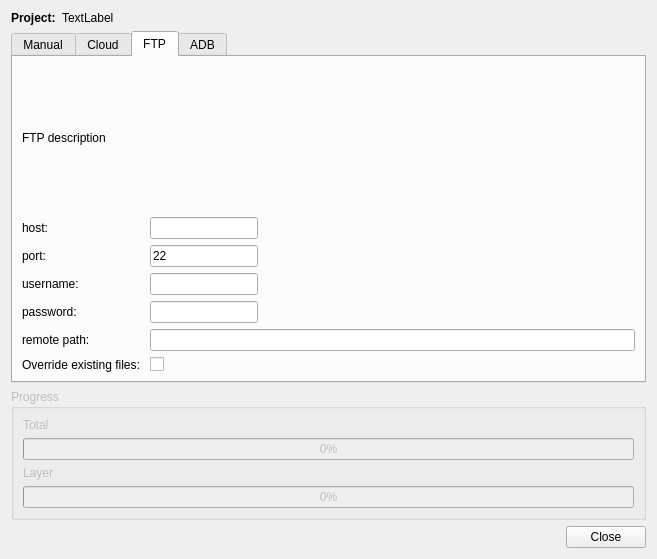
The window that qfieldsync/ui/push_dialog_base.ui (opengisch/qfieldsync) describes before a commit, drawn with Qt 5.
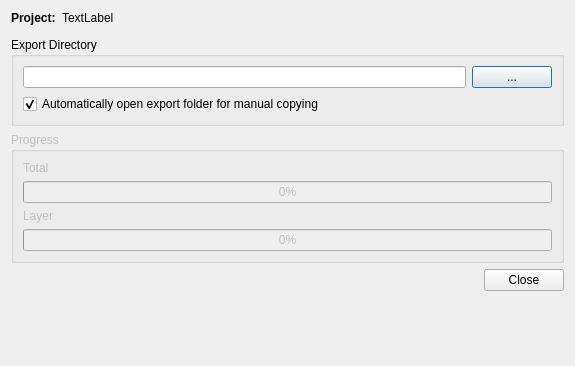
The same window after the commit. The open tabs and pages were chosen to show the change.

Commit message: Remove tabs from push dialog

The edit to the form file:
```diff
--- a/qfieldsync/ui/push_dialog_base.ui
+++ b/qfieldsync/ui/push_dialog_base.ui
@@ -6,17 +6,15 @@
    <rect>
     <x>0</x>
     <y>0</y>
-    <width>657</width>
-    <height>559</height>
+    <width>575</width>
+    <height>366</height>
    </rect>
   </property>
   <property name="windowTitle">
    <string>Push project to QField</string>
   </property>
-  <layout class="QVBoxLayout" name="verticalLayout">
-   <item>
-    <layout class="QHBoxLayout" name="horizontalLayout">
-     <item>
+  <layout class="QFormLayout" name="formLayout_2">
+   <item row="0" column="0">
       <widget class="QLabel" name="label_2">
        <property name="text">
         <string>&lt;html&gt;&lt;head/&gt;&lt;body&gt;&lt;p&gt;&lt;span style=&quot; font-weight:600;&quot;&gt;Project:&lt;/span&gt;&lt;/p&gt;&lt;/body&gt;&lt;/html&gt;</string>
@@ -26,7 +24,7 @@
        </property>
       </widget>
      </item>
-     <item>
+   <item row="0" column="1">
       <widget class="QLabel" name="project_lbl">
        <property name="sizePolicy">
         <sizepolicy hsizetype="MinimumExpanding" vsizetype="Preferred">
@@ -39,54 +37,26 @@
        </property>
       </widget>
      </item>
-    </layout>
+   <item row="1" column="0">
+    <layout class="QHBoxLayout" name="horizontalLayout"/>
    </item>
-   <item>
-    <widget class="QTabWidget" name="tabWidget">
-     <property name="enabled">
-      <bool>true</bool>
+   <item row="2" column="0" colspan="2">
+    <widget class="QGroupBox" name="groupBox">
+     <property name="title">
+      <string>Export Directory</string>
      </property>
-     <property name="currentIndex">
-      <number>0</number>
-     </property>
-     <widget class="QWidget" name="manual_tab">
-      <attribute name="title">
-       <string>Manual</string>
-      </attribute>
-      <layout class="QVBoxLayout" name="verticalLayout_5">
-       <item>
-        <widget class="QLabel" name="label_14">
-         <property name="text">
-          <string>&lt;html&gt;&lt;head/&gt;&lt;body&gt;&lt;p&gt;A folder containing all the needed files is created for you in the filesystem so that you can copy it manually to your device.&lt;/p&gt;&lt;/body&gt;&lt;/html&gt;</string>
-         </property>
-         <property name="textFormat">
-          <enum>Qt::RichText</enum>
-         </property>
-         <property name="wordWrap">
-          <bool>true</bool>
-         </property>
-        </widget>
-       </item>
-       <item>
-        <layout class="QFormLayout" name="formLayout">
+     <layout class="QGridLayout" name="gridLayout">
          <item row="0" column="0">
-          <widget class="QLabel" name="label_3">
-           <property name="text">
-            <string>Export directory:</string>
-           </property>
-          </widget>
-         </item>
-         <item row="0" column="1">
           <widget class="QLineEdit" name="manualDir"/>
          </item>
-         <item row="1" column="1">
+      <item row="0" column="1">
           <widget class="QPushButton" name="manualDir_btn">
            <property name="text">
-            <string>Browse</string>
+         <string>...</string>
            </property>
           </widget>
          </item>
-         <item row="2" column="1">
+      <item row="1" column="0" colspan="2">
           <widget class="QCheckBox" name="checkBox_open">
            <property name="text">
             <string>Automatically open export folder for manual copying</string>
@@ -97,228 +67,9 @@
           </widget>
          </item>
         </layout>
-       </item>
-      </layout>
-     </widget>
-     <widget class="QWidget" name="cloud_tab">
-      <attribute name="title">
-       <string>Cloud</string>
-      </attribute>
-      <layout class="QVBoxLayout" name="verticalLayout_4">
-       <item>
-        <widget class="QLabel" name="label_13">
-         <property name="frameShadow">
-          <enum>QFrame::Plain</enum>
-         </property>
-         <property name="text">
-          <string>&lt;html&gt;&lt;head/&gt;&lt;body&gt;&lt;p&gt;A folder containing all the needed files is created for you into your chosen destination. You can use any cloud sync service you want (Dropbox etc) to sync this destination to your device using a third party app.&lt;/p&gt;&lt;/body&gt;&lt;/html&gt;</string>
-         </property>
-         <property name="textFormat">
-          <enum>Qt::RichText</enum>
-         </property>
-         <property name="wordWrap">
-          <bool>true</bool>
-         </property>
-        </widget>
-       </item>
-       <item>
-        <layout class="QFormLayout" name="formLayout_2">
-         <item row="1" column="0">
-          <widget class="QLabel" name="label_4">
-           <property name="text">
-            <string>Export directory:</string>
-           </property>
-          </widget>
-         </item>
-         <item row="1" column="1">
-          <widget class="QLineEdit" name="cloudDir"/>
-         </item>
-         <item row="2" column="1">
-          <widget class="QPushButton" name="cloudDir_btn">
-           <property name="text">
-            <string>Browse</string>
-           </property>
-          </widget>
-         </item>
-        </layout>
-       </item>
-      </layout>
-     </widget>
-     <widget class="QWidget" name="ftp_tab">
-      <attribute name="title">
-       <string>FTP</string>
-      </attribute>
-      <layout class="QVBoxLayout" name="verticalLayout_3">
-       <item>
-        <widget class="QLabel" name="label">
-         <property name="text">
-          <string>&lt;html&gt;&lt;head/&gt;&lt;body&gt;&lt;p&gt;FTP description&lt;/p&gt;&lt;/body&gt;&lt;/html&gt;</string>
-         </property>
-         <property name="textFormat">
-          <enum>Qt::RichText</enum>
-         </property>
-         <property name="wordWrap">
-          <bool>true</bool>
-         </property>
-        </widget>
-       </item>
-       <item>
-        <layout class="QFormLayout" name="formLayout_3">
-         <property name="sizeConstraint">
-          <enum>QLayout::SetDefaultConstraint</enum>
-         </property>
-         <property name="fieldGrowthPolicy">
-          <enum>QFormLayout::AllNonFixedFieldsGrow</enum>
-         </property>
-         <item row="0" column="0">
-          <widget class="QLabel" name="label_5">
-           <property name="text">
-            <string>host:</string>
-           </property>
-          </widget>
-         </item>
-         <item row="0" column="1">
-          <widget class="QLineEdit" name="lineEdit_2">
-           <property name="sizePolicy">
-            <sizepolicy hsizetype="Fixed" vsizetype="Fixed">
-             <horstretch>0</horstretch>
-             <verstretch>0</verstretch>
-            </sizepolicy>
-           </property>
-          </widget>
-         </item>
-         <item row="1" column="0">
-          <widget class="QLabel" name="label_7">
-           <property name="text">
-            <string>port:</string>
-           </property>
-          </widget>
-         </item>
-         <item row="1" column="1">
-          <widget class="QLineEdit" name="lineEdit_5">
-           <property name="sizePolicy">
-            <sizepolicy hsizetype="Fixed" vsizetype="Fixed">
-             <horstretch>0</horstretch>
-             <verstretch>0</verstretch>
-            </sizepolicy>
-           </property>
-           <property name="text">
-            <string>22</string>
-           </property>
-          </widget>
-         </item>
-         <item row="2" column="0">
-          <widget class="QLabel" name="label_6">
-           <property name="text">
-            <string>username:</string>
-           </property>
-          </widget>
-         </item>
-         <item row="2" column="1">
-          <widget class="QLineEdit" name="lineEdit">
-           <property name="sizePolicy">
-            <sizepolicy hsizetype="Fixed" vsizetype="Fixed">
-             <horstretch>0</horstretch>
-             <verstretch>0</verstretch>
-            </sizepolicy>
-           </property>
-          </widget>
-         </item>
-         <item row="3" column="0">
-          <widget class="QLabel" name="label_8">
-           <property name="text">
-            <string>password:</string>
-           </property>
-          </widget>
-         </item>
-         <item row="3" column="1">
-          <widget class="QLineEdit" name="lineEdit_4">
-           <property name="sizePolicy">
-            <sizepolicy hsizetype="Fixed" vsizetype="Fixed">
-             <horstretch>0</horstretch>
-             <verstretch>0</verstretch>
-            </sizepolicy>
-           </property>
-           <property name="echoMode">
-            <enum>QLineEdit::Password</enum>
-           </property>
-          </widget>
-         </item>
-         <item row="4" column="0">
-          <widget class="QLabel" name="label_9">
-           <property name="text">
-            <string>remote path:</string>
-           </property>
-          </widget>
-         </item>
-         <item row="4" column="1">
-          <widget class="QLineEdit" name="lineEdit_3">
-           <property name="sizePolicy">
-            <sizepolicy hsizetype="Expanding" vsizetype="Fixed">
-             <horstretch>0</horstretch>
-             <verstretch>0</verstretch>
-            </sizepolicy>
-           </property>
-          </widget>
-         </item>
-         <item row="5" column="0">
-          <widget class="QLabel" name="label_10">
-           <property name="text">
-            <string>Override existing files: </string>
-           </property>
-          </widget>
-         </item>
-         <item row="5" column="1">
-          <widget class="QCheckBox" name="checkBox">
-           <property name="text">
-            <string/>
-           </property>
-          </widget>
-         </item>
-        </layout>
-       </item>
-      </layout>
-     </widget>
-     <widget class="QWidget" name="adb_tab">
-      <attribute name="title">
-       <string>ADB</string>
-      </attribute>
-      <widget class="QWidget" name="verticalLayoutWidget">
-       <property name="geometry">
-        <rect>
-         <x>10</x>
-         <y>10</y>
-         <width>531</width>
-         <height>241</height>
-        </rect>
-       </property>
-       <layout class="QVBoxLayout" name="verticalLayout_2">
-        <item>
-         <widget class="QLabel" name="label_12">
-          <property name="text">
-           <string>ADB Description</string>
-          </property>
-          <property name="textFormat">
-           <enum>Qt::RichText</enum>
-          </property>
-          <property name="wordWrap">
-           <bool>true</bool>
-          </property>
-         </widget>
-        </item>
-        <item>
-         <widget class="QLabel" name="adb_text">
-          <property name="text">
-           <string>Not yet implemented.</string>
-          </property>
-         </widget>
-        </item>
-       </layout>
-      </widget>
-     </widget>
-    </widget>
-   </item>
-   <item>
+    </widget>
+   </item>
+   <item row="4" column="0" colspan="2">
     <widget class="QGroupBox" name="progress_group">
      <property name="enabled">
       <bool>false</bool>
@@ -358,7 +109,7 @@
      </layout>
     </widget>
    </item>
-   <item>
+   <item row="5" column="0" colspan="2">
     <widget class="QDialogButtonBox" name="button_box">
      <property name="orientation">
       <enum>Qt::Horizontal</enum>
```
Left out of the diff: 2 changed lines with no effect on the pictures. Lines whose indentation alone changed are shown as unchanged. The commit also changes 1 other file.
